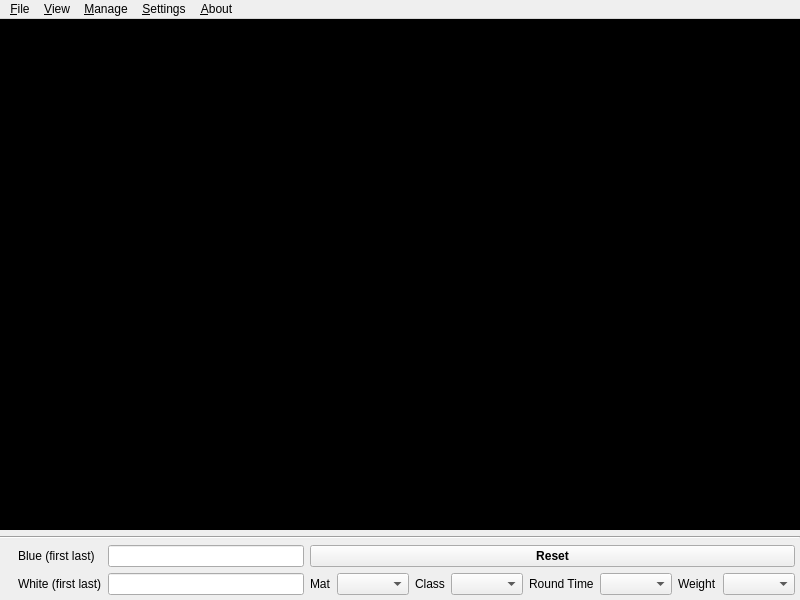
First picture: the form in SingleTournament/mainwindow.ui, repository fmuecke/Ipponboard, before the edit.
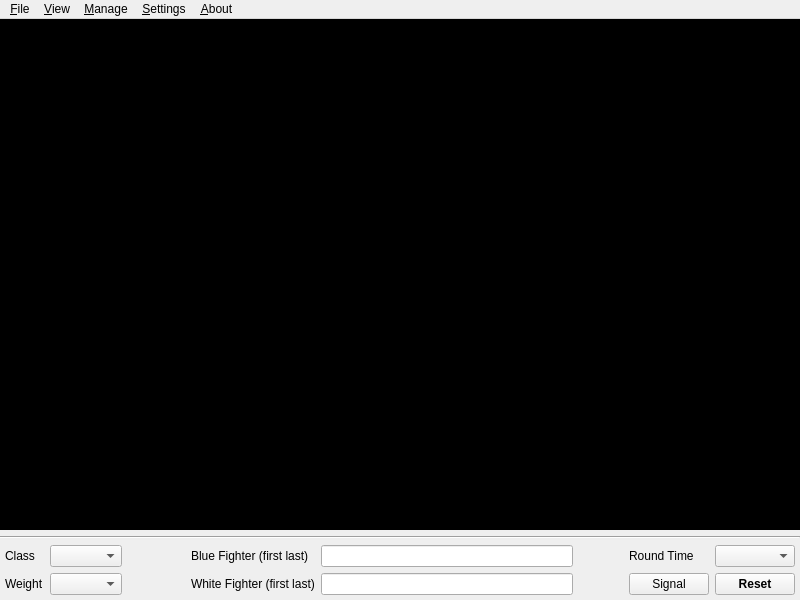
Second picture: the form after the edit. Icons and pictures are not drawn.

Commit message: - fine tuned text and item proportions in the views - the mat label has now to be configured in the preferences dialog - timers can now be set manually via the application menu (removed context menu actions)

The edit to the form file:
```diff
--- a/SingleTournament/mainwindow.ui
+++ b/SingleTournament/mainwindow.ui
@@ -94,7 +94,7 @@
      </widget>
     </item>
     <item>
-     <layout class="QGridLayout" name="gridLayout" rowstretch="0,0" columnstretch="0,0,0,0,0">
+     <layout class="QGridLayout" name="gridLayout" rowstretch="0,0" columnstretch="0,0,1,0,0,5,1,0,0">
       <property name="leftMargin">
        <number>5</number>
       </property>
@@ -104,14 +104,14 @@
       <property name="rightMargin">
        <number>5</number>
       </property>
-      <item row="1" column="2">
+      <item row="1" column="5">
        <widget class="QLineEdit" name="lineEdit_name_white">
         <property name="styleSheet">
          <string notr="true"/>
         </property>
        </widget>
       </item>
-      <item row="1" column="1">
+      <item row="1" column="4">
        <widget class="QLabel" name="label_2">
         <property name="font">
          <font>
@@ -123,11 +123,11 @@
          <string notr="true"/>
         </property>
         <property name="text">
-         <string>White (first last)</string>
+         <string>White Fighter (first last)</string>
         </property>
        </widget>
       </item>
-      <item row="1" column="0">
+      <item row="1" column="3">
        <widget class="QLabel" name="label_8">
         <property name="text">
          <string notr="true"/>
@@ -140,14 +140,14 @@
         </property>
        </widget>
       </item>
-      <item row="0" column="2">
+      <item row="0" column="5">
        <widget class="QLineEdit" name="lineEdit_name_blue">
         <property name="styleSheet">
          <string notr="true"/>
         </property>
        </widget>
       </item>
-      <item row="0" column="1">
+      <item row="0" column="4">
        <widget class="QLabel" name="label">
         <property name="font">
          <font>
@@ -165,11 +165,11 @@
          <enum>QFrame::Plain</enum>
         </property>
         <property name="text">
-         <string>Blue (first last)</string>
+         <string>Blue Fighter (first last)</string>
         </property>
        </widget>
       </item>
-      <item row="0" column="0">
+      <item row="0" column="3">
        <widget class="QLabel" name="label_7">
         <property name="text">
          <string notr="true"/>
@@ -182,61 +182,70 @@
         </property>
        </widget>
       </item>
-      <item row="1" column="4">
-       <layout class="QHBoxLayout" name="horizontalLayout_2">
-        <property name="leftMargin">
-         <number>0</number>
+      <item row="0" column="6">
+       <spacer name="horizontalSpacer_2">
+        <property name="orientation">
+         <enum>Qt::Horizontal</enum>
         </property>
-        <property name="topMargin">
-         <number>0</number>
+        <property name="sizeHint" stdset="0">
+         <size>
+          <width>40</width>
+          <height>20</height>
+         </size>
         </property>
-        <property name="rightMargin">
-         <number>0</number>
+       </spacer>
+      </item>
+      <item row="1" column="1">
+       <widget class="QComboBox" name="comboBox_weight"/>
+      </item>
+      <item row="1" column="0">
+       <widget class="QLabel" name="label_5">
+        <property name="text">
+         <string>Weight</string>
         </property>
-        <item>
-         <widget class="QLabel" name="label_4">
-          <property name="text">
-           <string>Mat</string>
-          </property>
-         </widget>
-        </item>
-        <item>
-         <widget class="QComboBox" name="comboBox_mat"/>
-        </item>
-        <item>
-         <widget class="QLabel" name="label_6">
-          <property name="text">
-           <string>Class</string>
-          </property>
-         </widget>
-        </item>
-        <item>
-         <widget class="QComboBox" name="comboBox_weight_class"/>
-        </item>
-        <item>
-         <widget class="QLabel" name="label_3">
-          <property name="text">
-           <string>Round Time</string>
-          </property>
-         </widget>
-        </item>
-        <item>
-         <widget class="QComboBox" name="comboBox_time"/>
-        </item>
-        <item>
-         <widget class="QLabel" name="label_5">
-          <property name="text">
-           <string>Weight</string>
-          </property>
-         </widget>
-        </item>
-        <item>
-         <widget class="QComboBox" name="comboBox_weight"/>
-        </item>
-       </layout>
+       </widget>
       </item>
-      <item row="0" column="4">
+      <item row="1" column="7">
+       <widget class="QPushButton" name="pushButton_Signal">
+        <property name="toolTip">
+         <string>Plays the signal sound file</string>
+        </property>
+        <property name="text">
+         <string>Signal</string>
+        </property>
+        <property name="icon">
+         <iconset resource="../base/ipponboard.qrc">
+          <normaloff>:/res/icons/test_sound.png</normaloff>:/res/icons/test_sound.png</iconset>
+        </property>
+       </widget>
+      </item>
+      <item row="0" column="8">
+       <widget class="QComboBox" name="comboBox_time">
+        <property name="toolTip">
+         <string>Choose between normal and &quot;golden score&quot; round time</string>
+        </property>
+       </widget>
+      </item>
+      <item row="1" column="8">
        <widget class="QPushButton" name="button_reset">
+        <property name="sizePolicy">
+         <sizepolicy hsizetype="Minimum" vsizetype="Preferred">
+          <horstretch>0</horstretch>
+          <verstretch>0</verstretch>
+         </sizepolicy>
+        </property>
+        <property name="minimumSize">
+         <size>
+          <width>0</width>
+          <height>0</height>
+         </size>
+        </property>
+        <property name="sizeIncrement">
+         <size>
+          <width>0</width>
+          <height>0</height>
+         </size>
+        </property>
         <property name="font">
          <font>
           <weight>75</weight>
@@ -251,6 +260,36 @@
         </property>
        </widget>
       </item>
+      <item row="0" column="7">
+       <widget class="QLabel" name="label_3">
+        <property name="text">
+         <string>Round Time</string>
+        </property>
+       </widget>
+      </item>
+      <item row="0" column="0">
+       <widget class="QLabel" name="label_6">
+        <property name="text">
+         <string>Class</string>
+        </property>
+       </widget>
+      </item>
+      <item row="0" column="1">
+       <widget class="QComboBox" name="comboBox_weight_class"/>
+      </item>
+      <item row="0" column="2">
+       <spacer name="horizontalSpacer">
+        <property name="orientation">
+         <enum>Qt::Horizontal</enum>
+        </property>
+        <property name="sizeHint" stdset="0">
+         <size>
+          <width>40</width>
+          <height>20</height>
+         </size>
+        </property>
+       </spacer>
+      </item>
      </layout>
     </item>
    </layout>
```
Left out of the diff: 51 changed lines with no effect on the pictures. The commit also changes 8 other files.
